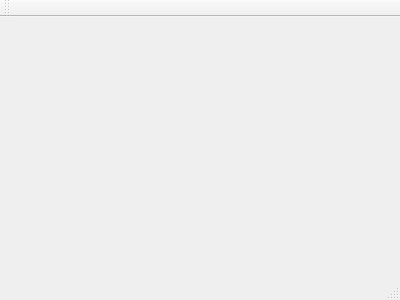
CanOSpam/ChatApp, file ChatProgramClient/mainwindow.ui: the form before one commit.
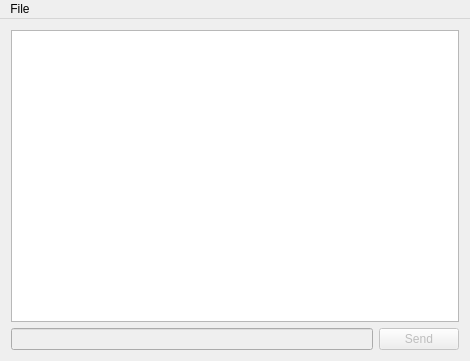
The form after the commit.

Diff of the .ui file:
```diff
--- a/ChatProgramClient/mainwindow.ui
+++ b/ChatProgramClient/mainwindow.ui
@@ -1,24 +1,103 @@
 <ui version="4.0">
  <class>MainWindow</class>
- <widget class="QMainWindow" name="MainWindow" >
-  <property name="geometry" >
+ <widget class="QMainWindow" name="MainWindow">
+  <property name="geometry">
    <rect>
     <x>0</x>
     <y>0</y>
-    <width>400</width>
-    <height>300</height>
+    <width>470</width>
+    <height>361</height>
    </rect>
   </property>
   <property name="windowTitle" >
    <string>MainWindow</string>
   </property>
-  <widget class="QMenuBar" name="menuBar" />
-  <widget class="QToolBar" name="mainToolBar" />
-  <widget class="QWidget" name="centralWidget" />
-  <widget class="QStatusBar" name="statusBar" />
+  <widget class="QWidget" name="centralWidget">
+   <layout class="QVBoxLayout" name="verticalLayout">
+    <item>
+     <widget class="QTextEdit" name="messagesEdit">
+      <property name="enabled">
+       <bool>true</bool>
+      </property>
+      <property name="readOnly">
+       <bool>true</bool>
+      </property>
+     </widget>
+    </item>
+    <item>
+     <layout class="QHBoxLayout" name="horizontalLayout">
+      <item>
+       <widget class="QLineEdit" name="sendEdit">
+        <property name="enabled">
+         <bool>false</bool>
+        </property>
+        <property name="maxLength">
+         <number>255</number>
+        </property>
+       </widget>
+      </item>
+      <item>
+       <widget class="QPushButton" name="sendButton">
+        <property name="enabled">
+         <bool>false</bool>
+        </property>
+        <property name="text">
+         <string>Send</string>
+        </property>
+       </widget>
+      </item>
+     </layout>
+    </item>
+   </layout>
+  </widget>
+  <widget class="QMenuBar" name="menuBar">
+   <property name="geometry">
+    <rect>
+     <x>0</x>
+     <y>0</y>
+     <width>470</width>
+     <height>22</height>
+    </rect>
+   </property>
+   <widget class="QMenu" name="menuFile">
+    <property name="title">
+     <string>File</string>
+    </property>
+    <addaction name="actionConnect"/>
+    <addaction name="actionDisconnect"/>
+    <addaction name="actionSave"/>
+   </widget>
+   <addaction name="menuFile"/>
+  </widget>
+  <action name="actionConnect">
+   <property name="enabled">
+    <bool>true</bool>
+   </property>
+   <property name="text">
+    <string>Connect</string>
+   </property>
+   <property name="toolTip">
+    <string>Connect to a Server</string>
+   </property>
+  </action>
+  <action name="actionDisconnect">
+   <property name="enabled">
+    <bool>false</bool>
+   </property>
+   <property name="text">
+    <string>Disconnect</string>
+   </property>
+   <property name="toolTip">
+    <string>Disconnect from Server</string>
+   </property>
+  </action>
+  <action name="actionSave">
+   <property name="text">
+    <string>Save to File</string>
+   </property>
+  </action>
  </widget>
- <layoutDefault spacing="6" margin="11" />
- <pixmapfunction></pixmapfunction>
+ <layoutdefault spacing="6" margin="11"/>
  <resources/>
  <connections/>
 </ui>
```
Left out of the diff: 5 changed lines with no effect on the pictures.
